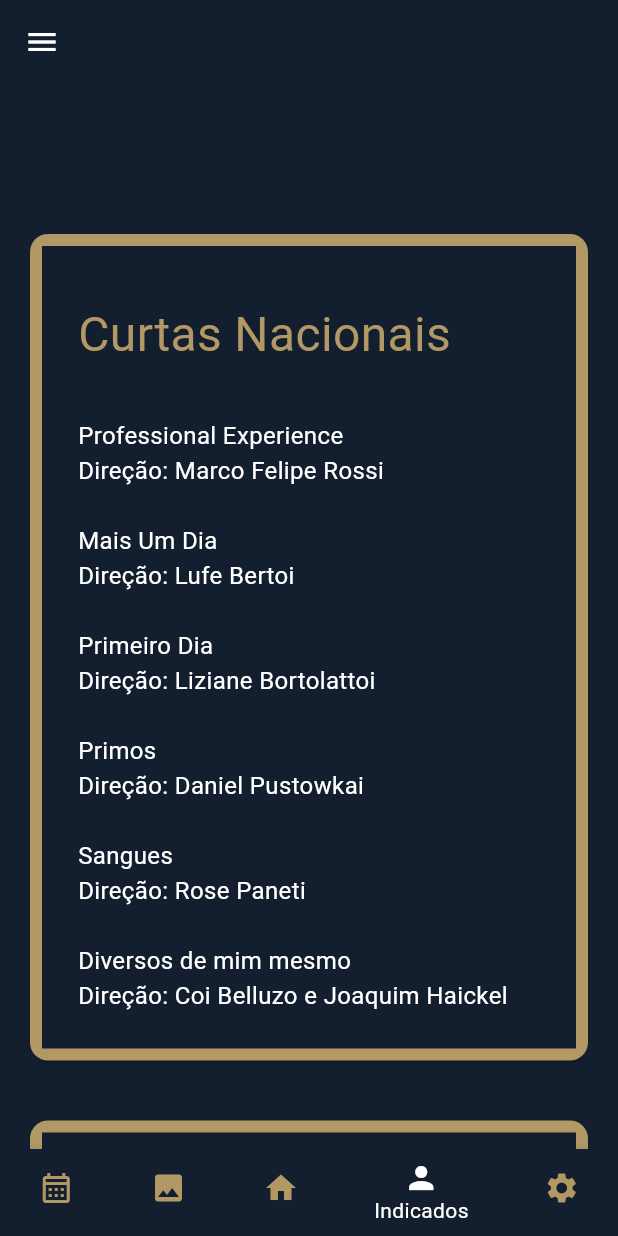
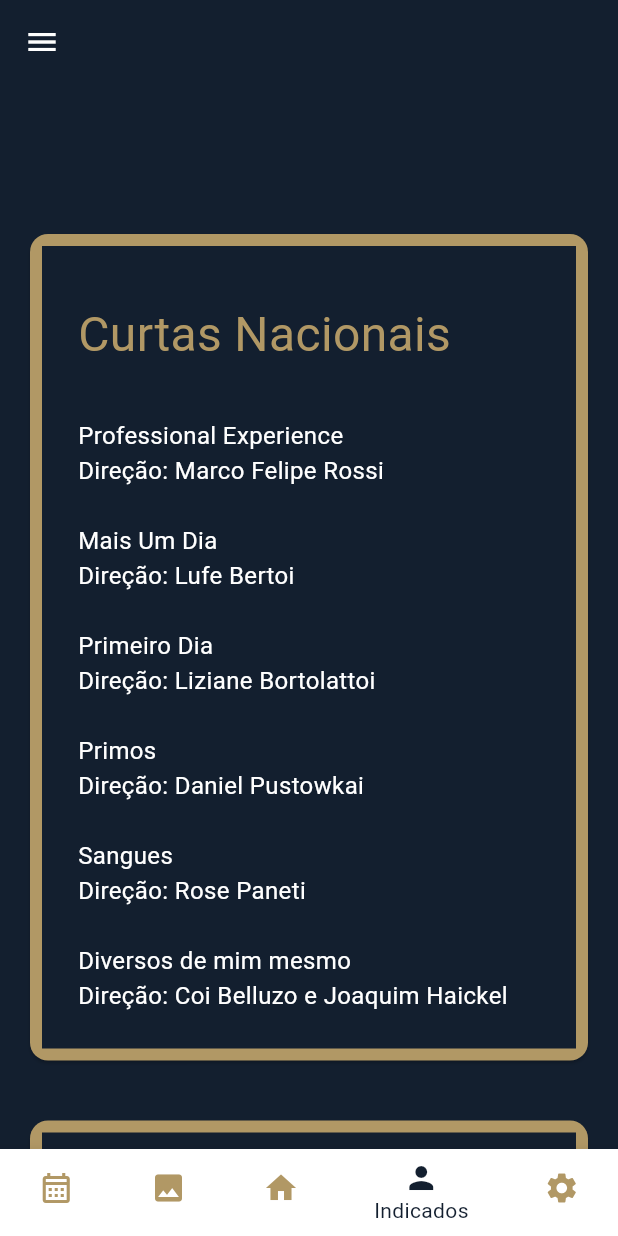
Before and after one commit to gabrielgcostag/FestCine, a Flutter app: the screen it shows once a user with an empty profile is signed in, swiped to page 4, on a phone screen of 412 x 824 dp. Run offline on Flutter 3.47's test engine with Material 3 defaults, Android fonts, the phone set to English and light mode, and no system bars; our stand-ins replace carousel_slider, cloud_firestore, firebase_auth, firebase_core, firebase_storage; missing offline and left inert: date_count_down; accounts and stored records are empty; Roboto replaces fonts that are missing (Montserrat-Light.ttf).

Commit message:
alterando a cor da BottomNavigationBar

```diff
--- a/lib/navigation/pages/navigation_page.dart
+++ b/lib/navigation/pages/navigation_page.dart
@@ -195,28 +195,28 @@ class _NavigationPageState extends State<NavigationPage> {
       ),
       bottomNavigationBar: BottomNavigationBar(
         showUnselectedLabels: false,
-        selectedItemColor: tertiaryColor,
+        selectedItemColor: primaryColor,
         unselectedItemColor: secondaryColor,
         currentIndex: paginaAtual,
         items: const [
           BottomNavigationBarItem(
-              backgroundColor: primaryColor,
+              backgroundColor: tertiaryColor,
               icon: Icon(Icons.calendar_month_outlined),
               label: 'Programação'),
           BottomNavigationBarItem(
-              backgroundColor: primaryColor,
+              backgroundColor: tertiaryColor,
               icon: Icon(Icons.photo),
               label: 'Galeria'),
           BottomNavigationBarItem(
-              backgroundColor: primaryColor,
+              backgroundColor: tertiaryColor,
               icon: Icon(Icons.home),
               label: 'Home'),
           BottomNavigationBarItem(
-              backgroundColor: primaryColor,
+              backgroundColor: tertiaryColor,
               icon: Icon(Icons.person),
               label: 'Indicados'),
           BottomNavigationBarItem(
-            backgroundColor: primaryColor,
+            backgroundColor: tertiaryColor,
             icon: Icon(Icons.settings),
             label: 'Configuração',
           ),
```
